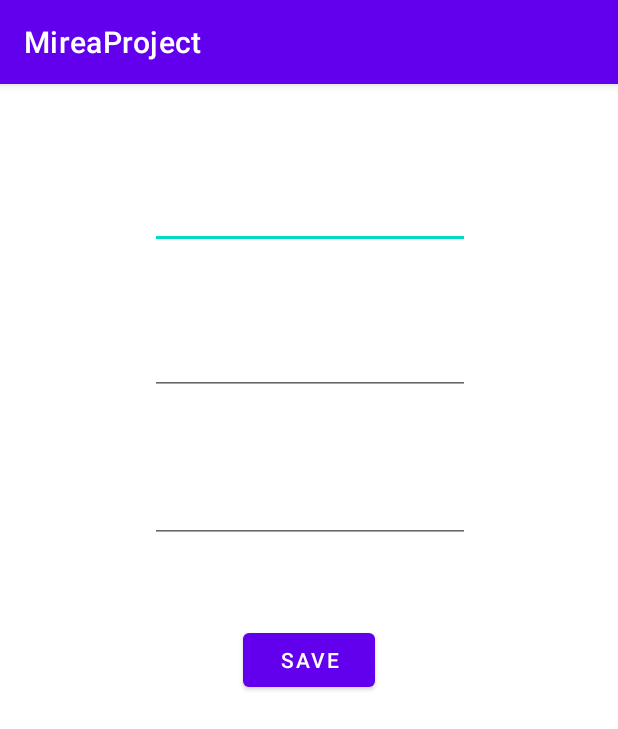
After one commit to Qlarchik/MireaProject, an Android app: the fragment SettingsFragment shown on its own in the app's theme, on a phone screen of 412 x 824 dp. The commit adds this screen. Shown: the top 729 px of the screen. Run offline under Robolectric (Android 15) with nearby library versions, the phone set to English and light mode, and no system bars.

Commit message:
MireaProject: practice 6

```diff
--- a/app/build.gradle
+++ b/app/build.gradle
@@ -31,6 +31,9 @@ android {
 }
 
 dependencies {
+    def room_version = "2.2.5"
+    implementation "androidx.room:room-runtime:$room_version"
+    annotationProcessor "androidx.room:room-compiler:$room_version"
 
     implementation 'androidx.appcompat:appcompat:1.4.1'
     implementation 'com.google.android.material:material:1.5.0'
--- a/app/src/main/java/com/mirea/shakhnazaryan/mireaproject/MainActivity.java
+++ b/app/src/main/java/com/mirea/shakhnazaryan/mireaproject/MainActivity.java
@@ -42,7 +42,8 @@ public class MainActivity extends AppCompatActivity {
         // menu should be considered as top level destinations.
         mAppBarConfiguration = new AppBarConfiguration.Builder(
                 R.id.nav_home, R.id.nav_gallery, R.id.nav_slideshow, R.id.calculateFragment, R.id.webViewFragment,
-                R.id.musicPlayerFragment, R.id.sensorsFragment, R.id.cameraFragment, R.id.audioRecordFragment)
+                R.id.musicPlayerFragment, R.id.sensorsFragment, R.id.cameraFragment, R.id.audioRecordFragment,
+                R.id.settingsFragment, R.id.historyFragment)
                 .setOpenableLayout(drawer)
                 .build();
         NavController navController = Navigation.findNavController(this, R.id.nav_host_fragment_content_main);
--- /dev/null
+++ b/app/src/main/java/com/mirea/shakhnazaryan/mireaproject/SettingsFragment.java
@@ -0,0 +1,103 @@
+package com.mirea.shakhnazaryan.mireaproject;
+
+import android.content.Context;
+import android.content.SharedPreferences;
+import android.os.Bundle;
+
+import androidx.fragment.app.Fragment;
+
+import android.view.LayoutInflater;
+import android.view.View;
+import android.view.ViewGroup;
+import android.widget.Button;
+import android.widget.EditText;
+
+/**
+ * A simple {@link Fragment} subclass.
+ * Use the {@link SettingsFragment#newInstance} factory method to
+ * create an instance of this fragment.
+ */
+public class SettingsFragment extends Fragment {
+
+    // TODO: Rename parameter arguments, choose names that match
+    // the fragment initialization parameters, e.g. ARG_ITEM_NUMBER
+    private static final String ARG_PARAM1 = "param1";
+    private static final String ARG_PARAM2 = "param2";
+
+    // TODO: Rename and change types of parameters
+    private String mParam1;
+    private String mParam2;
+
+    private EditText nameText;
+    private EditText ageText;
+    private EditText universityText;
+    private Button saveButton;
+    private SharedPreferences preferences;
+    final String SAVED_NAME = "saved_name";
+    final String SAVED_AGE = "saved_age";
+    final String SAVED_UNIVERSITY = "saved_university";
+
+    public SettingsFragment() {
+        // Required empty public constructor
+    }
+
+    /**
+     * Use this factory method to create a new instance of
+     * this fragment using the provided parameters.
+     *
+     * @param param1 Parameter 1.
+     * @param param2 Parameter 2.
+     * @return A new instance of fragment SettingsFragment.
+     */
+    // TODO: Rename and change types and number of parameters
+    public static SettingsFragment newInstance(String param1, String param2) {
+        SettingsFragment fragment = new SettingsFragment();
+        Bundle args = new Bundle();
+        args.putString(ARG_PARAM1, param1);
+        args.putString(ARG_PARAM2, param2);
+        fragment.setArguments(args);
+        return fragment;
+    }
+
+    @Override
+    public void onCreate(Bundle savedInstanceState) {
+        super.onCreate(savedInstanceState);
+        if (getArguments() != null) {
+            mParam1 = getArguments().getString(ARG_PARAM1);
+            mParam2 = getArguments().getString(ARG_PARAM2);
+        }
+    }
+
+    @Override
+    public View onCreateView(LayoutInflater inflater, ViewGroup container,
+                             Bundle savedInstanceState) {
+        // Inflate the layout for this fragment
+        View view = inflater.inflate(R.layout.fragment_settings, container, false);
+        nameText = view.findViewById(R.id.editName);
+        ageText = view.findViewById(R.id.editAge);
+        universityText = view.findViewById(R.id.editUniversity);
+        saveButton = view.findViewById(R.id.saveButton2);
+        saveButton.setOnClickListener(this::onCLickSaveSettings);
+        preferences = getActivity().getPreferences(Context.MODE_PRIVATE);
+        loadSettings();
+        return view;
+    }
+
+    private void onCLickSaveSettings(View view) {
+        SharedPreferences.Editor editor = preferences.edit();
+        editor.putString(SAVED_NAME, nameText.getText().toString());
+        editor.putString(SAVED_AGE, ageText.getText().toString());
+        editor.putString(SAVED_UNIVERSITY, universityText.getText().toString());
+        editor.apply();
+    }
+
+    private void loadSettings () {
+        try {
+            nameText.setText(preferences.getString(SAVED_NAME, null));
+            ageText.setText(preferences.getString(SAVED_AGE, null));
+            universityText.setText(preferences.getString(SAVED_UNIVERSITY, null));
+        } catch (Exception e) {
+            e.printStackTrace();
+        }
+    }
+}
--- /dev/null
+++ b/app/src/main/res/layout/fragment_settings.xml
@@ -0,0 +1,68 @@
+<?xml version="1.0" encoding="utf-8"?>
+<FrameLayout xmlns:android="http://schemas.android.com/apk/res/android"
+    xmlns:app="http://schemas.android.com/apk/res-auto"
+    xmlns:tools="http://schemas.android.com/tools"
+    android:layout_width="match_parent"
+    android:layout_height="match_parent"
+    tools:context=".SettingsFragment">
+
+    <androidx.constraintlayout.widget.ConstraintLayout
+        android:layout_width="match_parent"
+        android:layout_height="match_parent">
+
+        <EditText
+            android:id="@+id/editName"
+            android:layout_width="wrap_content"
+            android:layout_height="wrap_content"
+            android:ems="10"
+            android:inputType="textPersonName"
+            android:minHeight="48dp"
+            android:text="Name"
+            app:layout_constraintBottom_toBottomOf="parent"
+            app:layout_constraintEnd_toEndOf="parent"
+            app:layout_constraintHorizontal_bias="0.502"
+            app:layout_constraintStart_toStartOf="parent"
+            app:layout_constraintTop_toTopOf="parent"
+            app:layout_constraintVertical_bias="0.086" />
+
+        <EditText
+            android:id="@+id/editAge"
+            android:layout_width="wrap_content"
+            android:layout_height="wrap_content"
+            android:ems="10"
+            android:inputType="textPersonName"
+            android:minHeight="48dp"
+            android:text="Name"
+            app:layout_constraintBottom_toBottomOf="parent"
+            app:layout_constraintEnd_toEndOf="parent"
+            app:layout_constraintHorizontal_bias="0.502"
+            app:layout_constraintStart_toStartOf="parent"
+            app:layout_constraintTop_toTopOf="parent"
+            app:layout_constraintVertical_bias="0.358" />
+
+        <EditText
+            android:id="@+id/editUniversity"
+            android:layout_width="wrap_content"
+            android:layout_height="wrap_content"
+            android:ems="10"
+            android:inputType="textPersonName"
+            android:minHeight="48dp"
+            android:text="Name"
+            app:layout_constraintBottom_toBottomOf="parent"
+            app:layout_constraintEnd_toEndOf="parent"
+            app:layout_constraintHorizontal_bias="0.502"
+            app:layout_constraintStart_toStartOf="parent"
+            app:layout_constraintTop_toTopOf="parent"
+            app:layout_constraintVertical_bias="0.221" />
+
+        <Button
+            android:id="@+id/saveButton2"
+            android:layout_width="wrap_content"
+            android:layout_height="wrap_content"
+            android:text="Save"
+            app:layout_constraintBottom_toBottomOf="parent"
+            app:layout_constraintEnd_toEndOf="parent"
+            app:layout_constraintStart_toStartOf="parent"
+            app:layout_constraintTop_toTopOf="parent" />
+    </androidx.constraintlayout.widget.ConstraintLayout>
+</FrameLayout>
```
Also changed, not shown: app/src/main/java/com/mirea/shakhnazaryan/mireaproject/AddHistory.java (added, +37 -0 lines), app/src/main/java/com/mirea/shakhnazaryan/mireaproject/App.java (added, +24 -0 lines), app/src/main/java/com/mirea/shakhnazaryan/mireaproject/AppDatabase.java (added, +9 -0 lines), app/src/main/java/com/mirea/shakhnazaryan/mireaproject/HistoryFragment.java (added, +93 -0 lines), app/src/main/java/com/mirea/shakhnazaryan/mireaproject/RecyclerViewAdapter.java (added, +52 -0 lines), app/src/main/java/com/mirea/shakhnazaryan/mireaproject/Student.java (added, +19 -0 lines), app/src/main/java/com/mirea/shakhnazaryan/mireaproject/StudentDao.java (added, +23 -0 lines), app/src/main/res/layout/add_history.xml (added, +62 -0 lines), app/src/main/res/layout/fragment_history.xml (added, +37 -0 lines), app/src/main/res/layout/history_cell.xml (added, +36 -0 lines), app/src/main/res/menu/activity_main_drawer.xml (+8 -0 lines), app/src/main/res/navigation/mobile_navigation.xml (+10 -0 lines).
